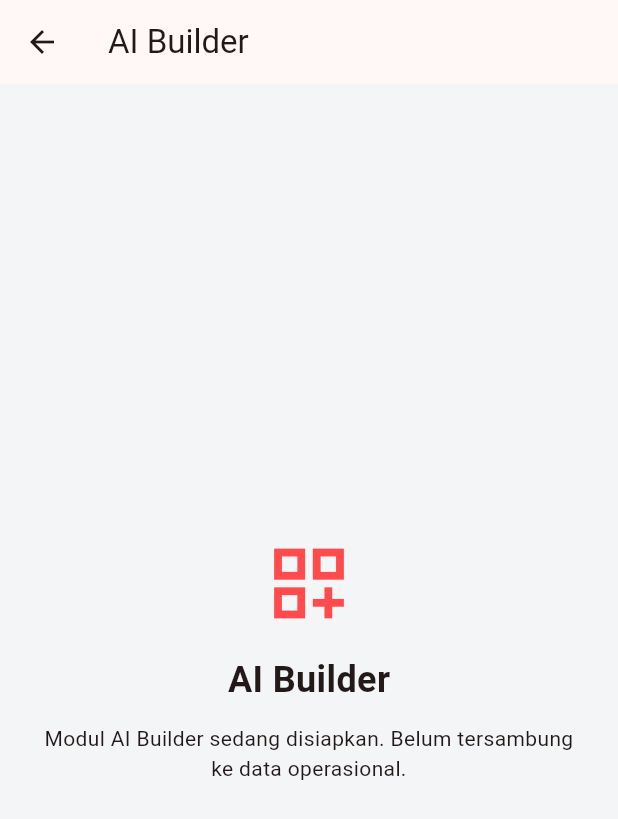
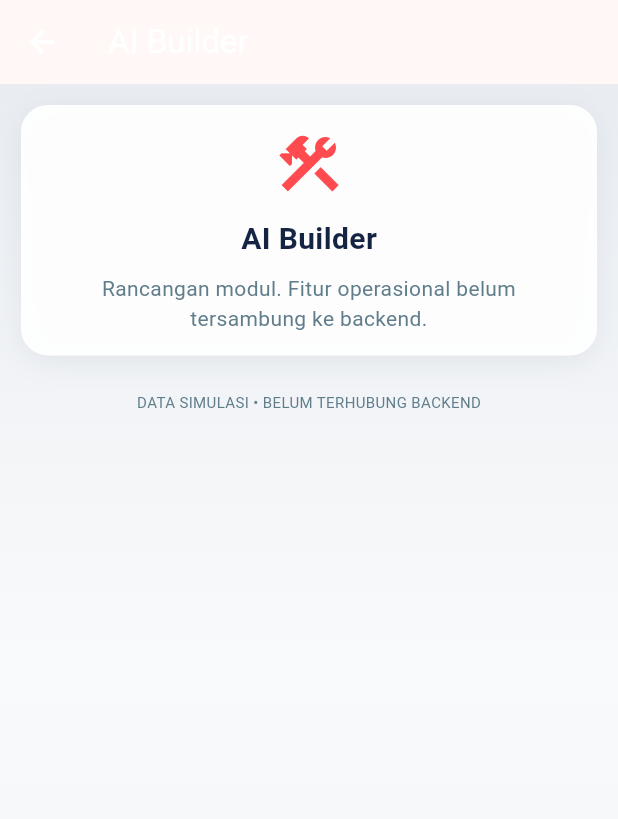
Before and after one commit to rajabadutiklan-lab/Ai-Fondation-Aggentic, a Flutter app: the screen it shows after launch, after a tap on "AI Builder", on a phone screen of 412 x 824 dp. Shown: the top 819 px of the screen. Run offline on Flutter 3.47's test engine with Material 3 defaults, Android fonts, the phone set to English and light mode, and no system bars; statements that could not run were skipped.

Commit message:
feat: connect dashboard navigation to AI Foundation module screens

```diff
--- a/lib/ai_foundation_home.dart
+++ b/lib/ai_foundation_home.dart
@@ -1,4 +1,5 @@
 import 'package:flutter/material.dart';
+import 'foundation_pages.dart';
 
 void main() => runApp(const AiFoundationApp());
 
@@ -25,15 +26,7 @@ class FoundationHome extends StatefulWidget {
 
 class _FoundationHomeState extends State<FoundationHome> {
   String selected = 'Semua Perusahaan';
-  void open(String name) => Navigator.push(context, MaterialPageRoute<void>(builder: (_) => Scaffold(
-    appBar: AppBar(title: Text(name)),
-    body: Center(child: Padding(padding: const EdgeInsets.all(28), child: Column(mainAxisSize: MainAxisSize.min, children: [
-      Icon(name == 'AI Pusat' ? Icons.auto_awesome : Icons.dashboard_customize_outlined, size: 62, color: blue),
-      const SizedBox(height: 16), Text(name, style: const TextStyle(fontSize: 24, fontWeight: FontWeight.bold)),
-      const SizedBox(height: 12),
-      Text(name == 'AI Pusat' ? 'Pusat kendali agentic: model AI, API key, agent, tugas, dan pemantauan. Konfigurasi backend belum tersambung.' : 'Modul $name sedang disiapkan. Belum tersambung ke data operasional.', textAlign: TextAlign.center),
-    ]))),
-  )));
+  void open(String name) => Navigator.of(context).push(MaterialPageRoute<void>(builder: (_) => FoundationPage(title: name)));
   Widget glass({required Widget child, EdgeInsets padding = const EdgeInsets.all(16)}) => Container(
     padding: padding,
     decoration: BoxDecoration(color: Colors.white.withValues(alpha: .92), borderRadius: BorderRadius.circular(22), border: Border.all(color: Colors.white, width: 1.5), boxShadow: const [BoxShadow(color: Color(0x132B67AA), blurRadius: 22, offset: Offset(0, 7))]),
```
